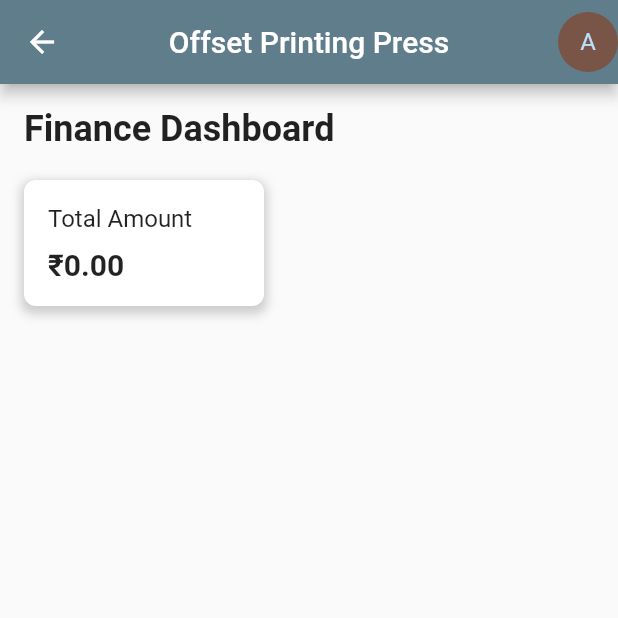
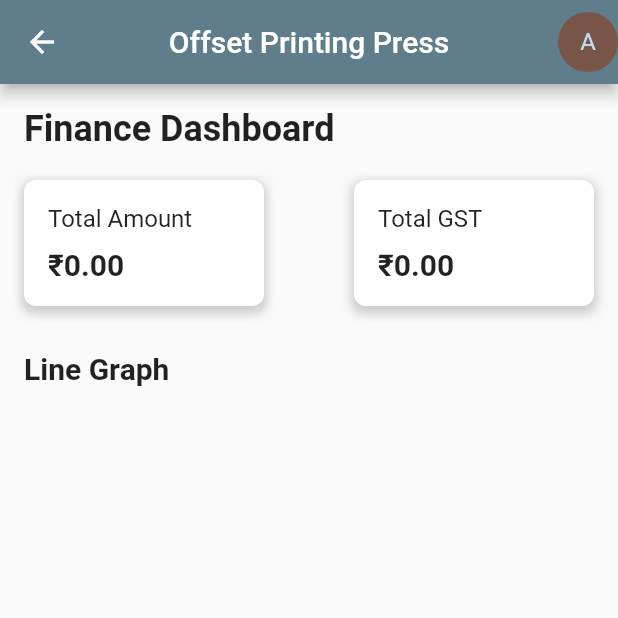
Before and after one commit to aagneye-syam/flutter_management_app, a Flutter app: the screen it shows after launch, on a phone screen of 412 x 824 dp, the top half of it. Run offline on Flutter 3.47's test engine with Material 2 defaults, Android fonts, the phone set to English and light mode, and no system bars.

Commit message:
Line graph heading added

```diff
--- a/lib/finance_dashboard.dart
+++ b/lib/finance_dashboard.dart
@@ -37,7 +37,13 @@ class FinanceDashboard extends StatelessWidget {
               mainAxisAlignment: MainAxisAlignment.spaceBetween,
               children: [
                 _buildDashboardTile('Total Amount', '₹0.00'),
+                _buildDashboardTile('Total GST', '₹0.00'),
               ],
+            ),
+            SizedBox(height: 30),
+            Text(
+              'Line Graph',
+              style: TextStyle(fontSize: 20, fontWeight: FontWeight.bold),
             ),
           ],
         ),
```
